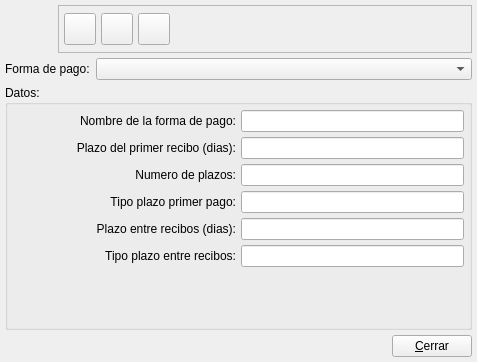
Above: bulmages/bulmacont/src/bcformapagobase.ui from eboladev/Bulmages-1 before the change. Below: the same form after it.
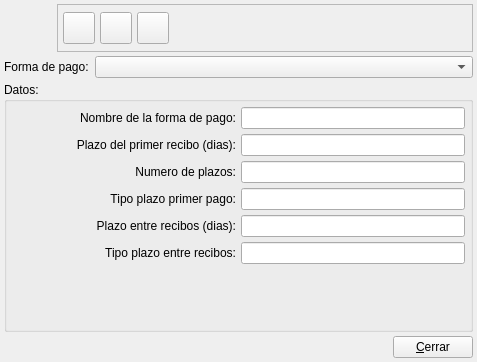
That is the form after the change. Icons and pictures are not drawn.

The edit to the form file:
```diff
--- a/bulmages/bulmacont/src/bcformapagobase.ui
+++ b/bulmages/bulmacont/src/bcformapagobase.ui
@@ -16,12 +16,12 @@
    <iconset resource="../../bulmages.qrc" >
     <normaloff>:/Images/bank.png</normaloff>:/Images/bank.png</iconset>
   </property>
-  <layout class="QVBoxLayout" >
-   <property name="spacing" >
-    <number>5</number>
+  <layout class="QVBoxLayout">
+   <property name="spacing">
+    <number>4</number>
    </property>
-   <property name="margin" >
-    <number>5</number>
+   <property name="margin">
+    <number>4</number>
    </property>
    <item>
     <layout class="QHBoxLayout" >
@@ -95,10 +95,10 @@
            <iconset resource="../../bulmages.qrc" >
             <normaloff>:/Images/document-new.png</normaloff>:/Images/document-new.png</iconset>
           </property>
-          <property name="iconSize" >
+          <property name="iconSize">
            <size>
-            <width>32</width>
-            <height>32</height>
+            <width>22</width>
+            <height>22</height>
            </size>
           </property>
          </widget>
@@ -127,10 +127,10 @@
            <iconset>
             <normaloff>:Images/edit-delete.png</normaloff>:Images/edit-delete.png</iconset>
           </property>
-          <property name="iconSize" >
+          <property name="iconSize">
            <size>
-            <width>32</width>
-            <height>32</height>
+            <width>22</width>
+            <height>22</height>
            </size>
           </property>
          </widget>
@@ -159,10 +159,10 @@
            <iconset resource="../../bulmages.qrc" >
             <normaloff>:/Images/edit-save.png</normaloff>:/Images/edit-save.png</iconset>
           </property>
-          <property name="iconSize" >
+          <property name="iconSize">
            <size>
-            <width>32</width>
-            <height>32</height>
+            <width>22</width>
+            <height>22</height>
            </size>
           </property>
          </widget>
@@ -386,7 +386,7 @@
    </item>
   </layout>
  </widget>
- <layoutdefault spacing="6" margin="11" />
+ <layoutdefault spacing="6" margin="11"/>
  <resources>
   <include location="../../bulmages.qrc" />
  </resources>
```
Left out of the diff: 237 changed lines with no effect on the pictures.
